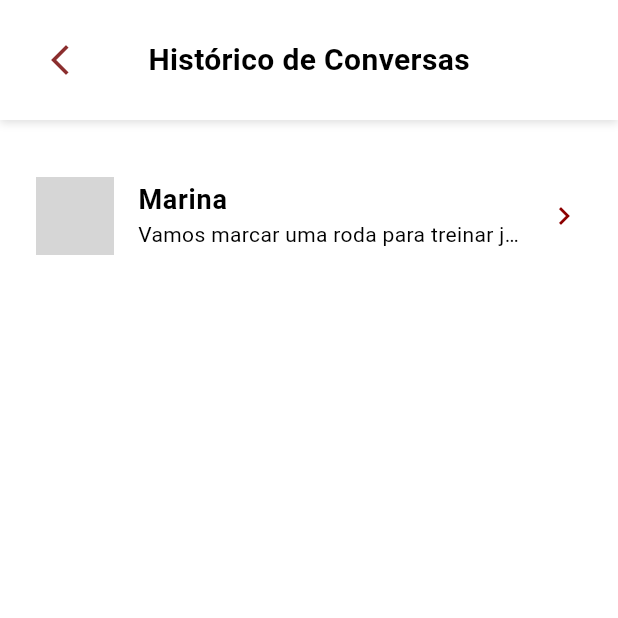
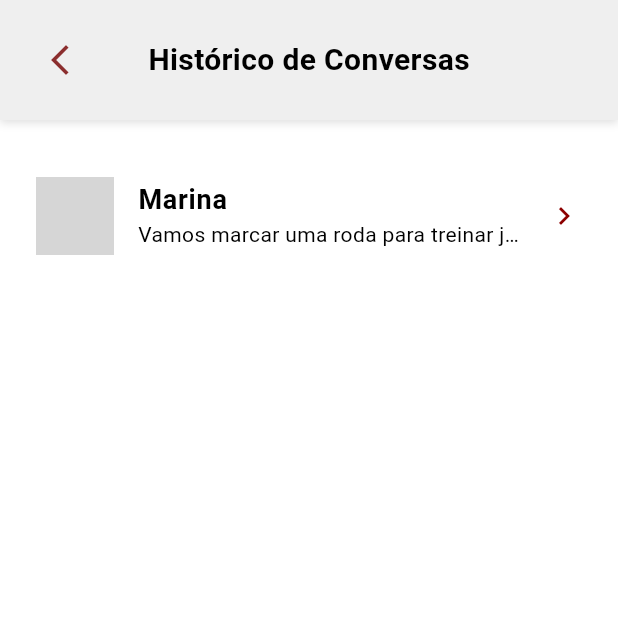
Before and after one commit to yolcastro/Fighter, a Flutter app: the TelaHistoricoChats screen opened by its route, on a phone screen of 412 x 824 dp, the top half of it. Run offline on Flutter 3.47's test engine with Material 3 defaults, Android fonts, the phone set to English and light mode, and no system bars; our stand-ins replace firebase_auth, firebase_core, image_picker; accounts and stored records are empty; network calls fail; grey boxes are pictures that could not be loaded.

Commit message:
Update historico_conversas.dart

```diff
--- a/lib/screens/matching/historico_conversas.dart
+++ b/lib/screens/matching/historico_conversas.dart
@@ -35,7 +35,7 @@ class TelaHistoricoChats extends StatelessWidget {
             Container(
               padding: const EdgeInsets.symmetric(horizontal: 16, vertical: 16),
               decoration: const BoxDecoration(
-                color: Colors.white,
+                color: Color(0xFFEFEFEF), // fundo do appbar efefef
                 boxShadow: [
                   BoxShadow(
                     color: Colors.black12,
```
